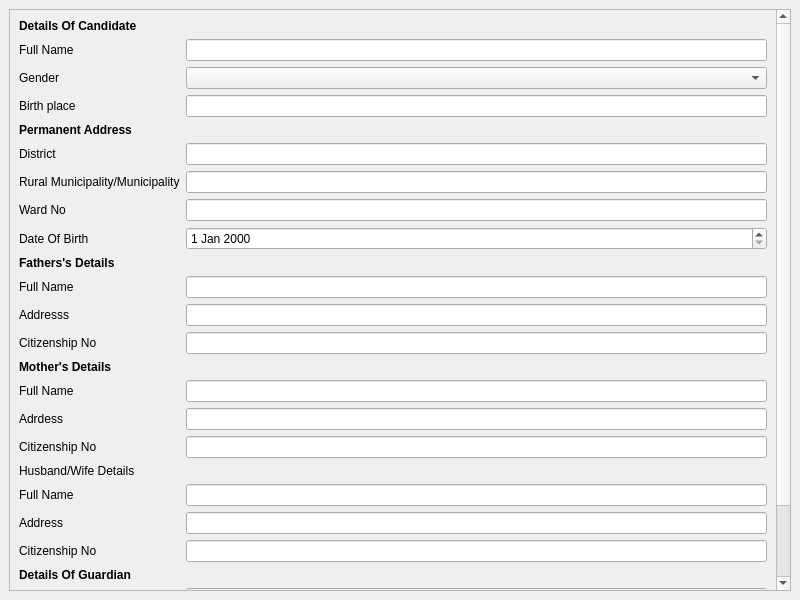
Above: Smartward/forms/sifaris/citizenshiprequestform.ui from cygnus55/smartward before the change. Below: the same form after it.
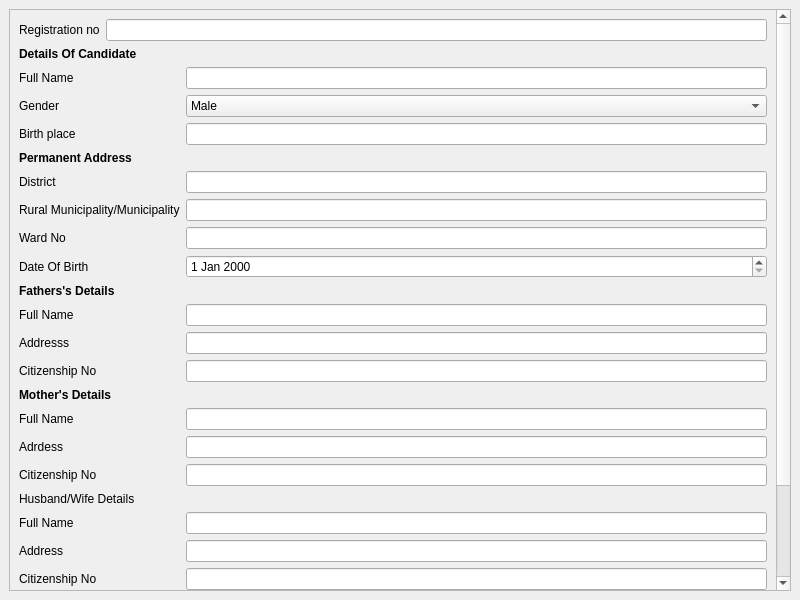
That is the form after the change.

Commit message: citizenship form

```diff
--- a/Smartward/forms/sifaris/citizenshiprequestform.ui
+++ b/Smartward/forms/sifaris/citizenshiprequestform.ui
@@ -24,20 +24,13 @@
        <property name="geometry">
         <rect>
          <x>0</x>
-         <y>-45</y>
-         <width>763</width>
-         <height>625</height>
+         <y>0</y>
+         <width>755</width>
+         <height>779</height>
         </rect>
        </property>
        <layout class="QGridLayout" name="gridLayout_2">
-        <item row="0" column="0">
-         <widget class="QLabel" name="label">
-          <property name="text">
-           <string>&lt;b&gt;Details Of Candidate&lt;/b&gt;</string>
-          </property>
-         </widget>
-        </item>
-        <item row="1" column="0">
+        <item row="2" column="0">
          <layout class="QFormLayout" name="formLayout">
           <item row="0" column="0">
            <widget class="QLabel" name="fullNameLabel">
@@ -57,7 +50,23 @@
            </widget>
           </item>
           <item row="1" column="1">
-           <widget class="QComboBox" name="genderComboBox"/>
+           <widget class="QComboBox" name="genderComboBox">
+            <item>
+             <property name="text">
+              <string>Male</string>
+             </property>
+            </item>
+            <item>
+             <property name="text">
+              <string>Female</string>
+             </property>
+            </item>
+            <item>
+             <property name="text">
+              <string>Other</string>
+             </property>
+            </item>
+           </widget>
           </item>
           <item row="2" column="0">
            <widget class="QLabel" name="birthPlaceLabel">
@@ -256,7 +265,28 @@
           </item>
          </layout>
         </item>
-        <item row="2" column="0">
+        <item row="0" column="0">
+         <layout class="QFormLayout" name="formLayout_3">
+          <item row="0" column="0">
+           <widget class="QLabel" name="registrationNoLabel">
+            <property name="text">
+             <string>Registration no</string>
+            </property>
+           </widget>
+          </item>
+          <item row="0" column="1">
+           <widget class="QLineEdit" name="registrationNoLineEdit"/>
+          </item>
+         </layout>
+        </item>
+        <item row="1" column="0">
+         <widget class="QLabel" name="label">
+          <property name="text">
+           <string>&lt;b&gt;Details Of Candidate&lt;/b&gt;</string>
+          </property>
+         </widget>
+        </item>
+        <item row="3" column="0">
          <widget class="QDialogButtonBox" name="buttonBox">
           <property name="standardButtons">
            <set>QDialogButtonBox::Close|QDialogButtonBox::Save</set>
```
Left out of the diff: 6 changed lines with no effect on the pictures. The commit also changes 3 other files.
